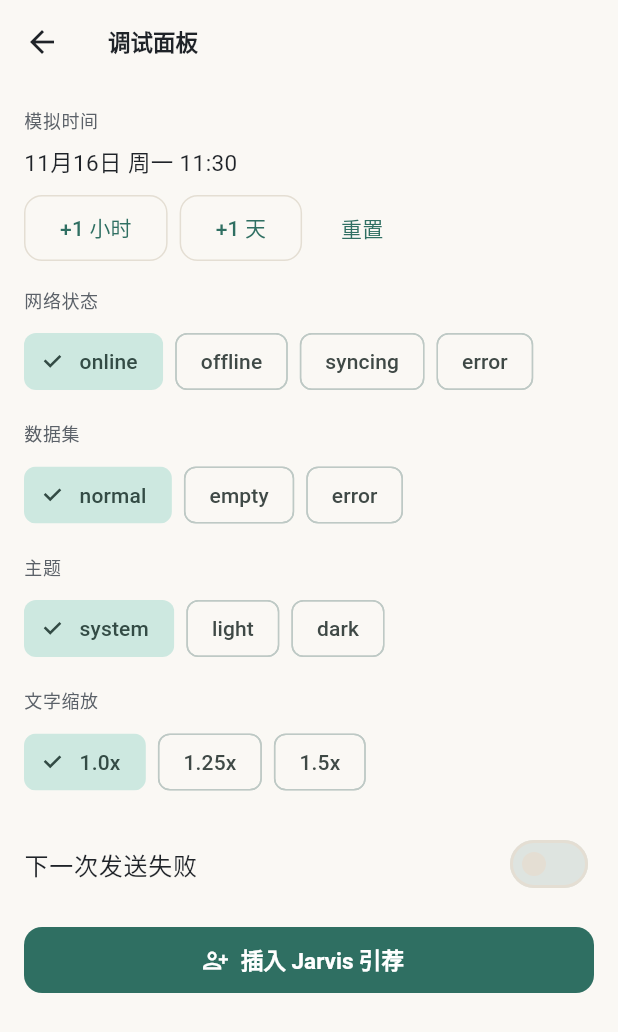
After one commit to Lark123456/AI_Assitant, a Flutter app: the DebugPanelPage screen opened directly, after a tap on "+1 小时", on a phone screen of 412 x 824 dp. The commit adds this screen. Shown: the top 1032 px of the screen. Run offline on Flutter 3.47's test engine with Material 3 defaults, Android fonts, the phone set to English and light mode, and no system bars; our stand-ins replace flutter_riverpod, go_router.

Commit message:
阶段 U1 批次9：调试面板
debug 构建长按今日标题进入：模拟时间（+1 小时/+1 天/重置）、网络状态、Today 数据集、主题、文字缩放、发送失败与插入 Jarvis 引荐；调试状态集中在 core/debug，Mock 操作通过 DebugActions 收口。

```diff
--- a/mobile/lib/core/clock.dart
+++ b/mobile/lib/core/clock.dart
@@ -12,4 +12,31 @@ final class SystemClock implements Clock {
   DateTime now() => DateTime.now();
 }
 
-final clockProvider = Provider<Clock>((ref) => const SystemClock());
+final class FixedClock implements Clock {
+  const FixedClock(this._now);
+
+  final DateTime _now;
+
+  @override
+  DateTime now() => _now;
+}
+
+/// 调试用模拟时间；null 表示使用系统时间。
+class SimulatedTimeController extends Notifier<DateTime?> {
+  @override
+  DateTime? build() => null;
+
+  void set(DateTime? value) => state = value;
+
+  void clear() => state = null;
+}
+
+final simulatedTimeProvider =
+    NotifierProvider<SimulatedTimeController, DateTime?>(
+      SimulatedTimeController.new,
+    );
+
+final clockProvider = Provider<Clock>((ref) {
+  final simulated = ref.watch(simulatedTimeProvider);
+  return simulated == null ? const SystemClock() : FixedClock(simulated);
+});
--- a/mobile/lib/core/providers.dart
+++ b/mobile/lib/core/providers.dart
@@ -7,6 +7,7 @@ import '../domain/enums.dart';
 import '../domain/repositories/chat_repository.dart';
 import '../domain/repositories/today_repository.dart';
 import 'clock.dart';
+import 'debug.dart';
 
 /// Provider 装配层：features 只依赖这里暴露的接口，不直接 import data/mock。
 
@@ -23,14 +24,40 @@ final networkStatusProvider = StreamProvider<NetworkStatus>((ref) {
 });
 
 final chatRepositoryProvider = Provider<ChatRepository>((ref) {
+  final debug = ref.watch(debugControllerProvider);
   final repository = MockChatRepository(
     clock: ref.watch(clockProvider),
     network: ref.watch(mockNetworkStatusSourceProvider),
+    failNextSend: debug.failNextSend,
   );
   ref.onDispose(repository.dispose);
   return repository;
 });
 
 final todayRepositoryProvider = Provider<TodayRepository>((ref) {
-  return MockTodayRepository(clock: ref.watch(clockProvider));
+  final debug = ref.watch(debugControllerProvider);
+  return MockTodayRepository(
+    clock: ref.watch(clockProvider),
+    dataset: switch (debug.dataset) {
+      DebugDataset.normal => MockTodayDataset.normal,
+      DebugDataset.empty => MockTodayDataset.empty,
+      DebugDataset.error => MockTodayDataset.error,
+    },
+  );
 });
+
+/// 调试动作集中在这里，避免 features 直接依赖 data/mock。
+class DebugActions {
+  DebugActions(this._ref);
+
+  final Ref _ref;
+
+  void injectJarvisIntro() {
+    final repository = _ref.read(chatRepositoryProvider);
+    if (repository is MockChatRepository) {
+      repository.injectJarvisIntro();
+    }
+  }
+}
+
+final debugActionsProvider = Provider<DebugActions>(DebugActions.new);
--- a/mobile/lib/core/strings.dart
+++ b/mobile/lib/core/strings.dart
@@ -69,4 +69,18 @@ abstract final class S {
   static const planAccept = '接受';
   static const planAdjust = '调整';
   static const planVeto = '否决';
+
+  static const debugPanel = '调试面板';
+  static const debugTime = '模拟时间';
+  static const debugTimeSystem = '跟随系统';
+  static const debugPlusHour = '+1 小时';
+  static const debugPlusDay = '+1 天';
+  static const debugNetwork = '网络状态';
+  static const debugDataset = '数据集';
+  static const debugTheme = '主题';
+  static const debugTextScale = '文字缩放';
+  static const debugFailSend = '下一次发送失败';
+  static const debugInjectJarvis = '插入 Jarvis 引荐';
+  static const debugReset = '重置';
+  static const debugInjected = '已插入 Jarvis 引荐';
 }
--- /dev/null
+++ b/mobile/lib/features/debug/debug_panel_page.dart
@@ -0,0 +1,184 @@
+import 'package:flutter/material.dart';
+import 'package:flutter_riverpod/flutter_riverpod.dart';
+
+import '../../core/clock.dart';
+import '../../core/debug.dart';
+import '../../core/format.dart';
+import '../../core/providers.dart';
+import '../../core/strings.dart';
+import '../../core/theme/tokens.dart';
+import '../../domain/enums.dart';
+
+class DebugPanelPage extends ConsumerWidget {
+  const DebugPanelPage({super.key});
+
+  @override
+  Widget build(BuildContext context, WidgetRef ref) {
+    final theme = Theme.of(context);
+    final debug = ref.watch(debugControllerProvider);
+    final simulated = ref.watch(simulatedTimeProvider);
+    final network =
+        ref.watch(networkStatusProvider).value ?? NetworkStatus.online;
+
+    return Scaffold(
+      appBar: AppBar(title: const Text(S.debugPanel)),
+      body: ListView(
+        padding: const EdgeInsets.all(AppSpacing.lg),
+        children: [
+          _Section(
+            title: S.debugTime,
+            child: Column(
+              crossAxisAlignment: CrossAxisAlignment.start,
+              children: [
+                Text(
+                  simulated == null
+                      ? S.debugTimeSystem
+                      : '${formatDayTitle(simulated)} '
+                            '${formatClockTime(simulated)}',
+                  style: theme.textTheme.bodyMedium,
+                ),
+                const SizedBox(height: AppSpacing.sm),
+                Wrap(
+                  spacing: AppSpacing.sm,
+                  children: [
+                    OutlinedButton(
+                      onPressed: () => _shift(ref, const Duration(hours: 1)),
+                      child: const Text(S.debugPlusHour),
+                    ),
+                    OutlinedButton(
+                      onPressed: () => _shift(ref, const Duration(days: 1)),
+                      child: const Text(S.debugPlusDay),
+                    ),
+                    TextButton(
+                      onPressed: () =>
+                          ref.read(simulatedTimeProvider.notifier).clear(),
+                      child: const Text(S.debugReset),
+                    ),
+                  ],
+                ),
+              ],
+            ),
+          ),
+          _Section(
+            title: S.debugNetwork,
+            child: _ChoiceRow<NetworkStatus>(
+              values: NetworkStatus.values,
+              selected: network,
+              label: (value) => value.name,
+              onSelected: (value) =>
+                  ref.read(mockNetworkStatusSourceProvider).setStatus(value),
+            ),
+          ),
+          _Section(
+            title: S.debugDataset,
+            child: _ChoiceRow<DebugDataset>(
+              values: DebugDataset.values,
+              selected: debug.dataset,
+              label: (value) => value.name,
+              onSelected: (value) =>
+                  ref.read(debugControllerProvider.notifier).setDataset(value),
+            ),
+          ),
+          _Section(
+            title: S.debugTheme,
+            child: _ChoiceRow<DebugThemeMode>(
+              values: DebugThemeMode.values,
+              selected: debug.themeMode,
+              label: (value) => value.name,
+              onSelected: (value) => ref
+                  .read(debugControllerProvider.notifier)
+                  .setThemeMode(value),
+            ),
+          ),
+          _Section(
+            title: S.debugTextScale,
+            child: _ChoiceRow<double>(
+              values: const [1.0, 1.25, 1.5],
+              selected: debug.textScale,
+              label: (value) => '${value}x',
+              onSelected: (value) => ref
+                  .read(debugControllerProvider.notifier)
+                  .setTextScale(value),
+            ),
+          ),
+          SwitchListTile(
+            contentPadding: EdgeInsets.zero,
+            title: const Text(S.debugFailSend),
+            value: debug.failNextSend,
+            onChanged: (value) => ref
+                .read(debugControllerProvider.notifier)
+                .setFailNextSend(value),
+          ),
+          const SizedBox(height: AppSpacing.md),
+          FilledButton.icon(
+            onPressed: () {
+              ref.read(debugActionsProvider).injectJarvisIntro();
+              ScaffoldMessenger.of(context)
+                  .showSnackBar(const SnackBar(content: Text(S.debugInjected)));
+            },
+            icon: const Icon(Icons.person_add_alt),
+            label: const Text(S.debugInjectJarvis),
+          ),
+        ],
+      ),
+    );
+  }
+
+  void _shift(WidgetRef ref, Duration duration) {
+    final base = ref.read(clockProvider).now();
+    ref.read(simulatedTimeProvider.notifier).set(base.add(duration));
+  }
+}
+
+class _Section extends StatelessWidget {
+  const _Section({required this.title, required this.child});
+
+  final String title;
+  final Widget child;
+
+  @override
+  Widget build(BuildContext context) {
+    final theme = Theme.of(context);
+    return Padding(
+      padding: const EdgeInsets.only(bottom: AppSpacing.lg),
+      child: Column(
+        crossAxisAlignment: CrossAxisAlignment.start,
+        children: [
+          Text(title, style: theme.textTheme.bodySmall),
+          const SizedBox(height: AppSpacing.sm),
+          child,
+        ],
+      ),
+    );
+  }
+}
+
+class _ChoiceRow<T> extends StatelessWidget {
+  const _ChoiceRow({
+    required this.values,
+    required this.selected,
+    required this.label,
+    required this.onSelected,
+  });
+
+  final List<T> values;
+  final T selected;
+  final String Function(T value) label;
+  final ValueChanged<T> onSelected;
+
+  @override
+  Widget build(BuildContext context) {
+    return Wrap(
+      spacing: AppSpacing.sm,
+      runSpacing: AppSpacing.sm,
+      children: [
+        for (final value in values)
+          ChoiceChip(
+            label: Text(label(value)),
+            selected: value == selected,
+            onSelected: (_) => onSelected(value),
+          ),
+      ],
+    );
+  }
+}
--- a/mobile/lib/features/today/today_page.dart
+++ b/mobile/lib/features/today/today_page.dart
@@ -1,3 +1,4 @@
+import 'package:flutter/foundation.dart';
 import 'package:flutter/material.dart';
 import 'package:flutter_riverpod/flutter_riverpod.dart';
 
@@ -8,6 +9,7 @@ import '../../core/strings.dart';
 import '../../core/theme/tokens.dart';
 import '../../domain/enums.dart';
 import '../../domain/models/today.dart';
+import '../debug/debug_panel_page.dart';
 import 'today_controller.dart';
 
 class TodayPage extends ConsumerWidget {
@@ -19,7 +21,17 @@ class TodayPage extends ConsumerWidget {
     final networkStatus = ref.watch(networkStatusProvider).value;
     return Scaffold(
       appBar: AppBar(
-        title: const Text(S.tabToday),
+        title: GestureDetector(
+          behavior: HitTestBehavior.opaque,
+          onLongPress: kDebugMode
+              ? () => Navigator.of(context).push(
+                  MaterialPageRoute<void>(
+                    builder: (_) => const DebugPanelPage(),
+                  ),
+                )
+              : null,
+          child: const Text(S.tabToday),
+        ),
         actions: [
           IconButton(
             tooltip: S.previousDay,
--- a/mobile/lib/main.dart
+++ b/mobile/lib/main.dart
@@ -2,6 +2,7 @@ import 'package:flutter/material.dart';
 import 'package:flutter_riverpod/flutter_riverpod.dart';
 import 'package:intl/date_symbol_data_local.dart';
 
+import 'core/debug.dart';
 import 'core/strings.dart';
 import 'core/theme/app_theme.dart';
 import 'shell/app_router.dart';
@@ -17,11 +18,21 @@ class ButlerApp extends ConsumerWidget {
 
   @override
   Widget build(BuildContext context, WidgetRef ref) {
+    final debug = ref.watch(debugControllerProvider);
     return MaterialApp.router(
       title: S.appName,
       theme: AppTheme.light(),
       darkTheme: AppTheme.dark(),
-      themeMode: ThemeMode.system,
+      themeMode: switch (debug.themeMode) {
+        DebugThemeMode.system => ThemeMode.system,
+        DebugThemeMode.light => ThemeMode.light,
+        DebugThemeMode.dark => ThemeMode.dark,
+      },
+      builder: (context, child) => MediaQuery(
+        data: MediaQuery.of(context)
+            .copyWith(textScaler: TextScaler.linear(debug.textScale)),
+        child: child!,
+      ),
       routerConfig: ref.watch(appRouterProvider),
     );
   }
```
Also changed, not shown: mobile/lib/core/debug.dart (added, +53 -0 lines), mobile/lib/data/mock/mock_chat_repository.dart (+13 -0 lines), 1 other file.
